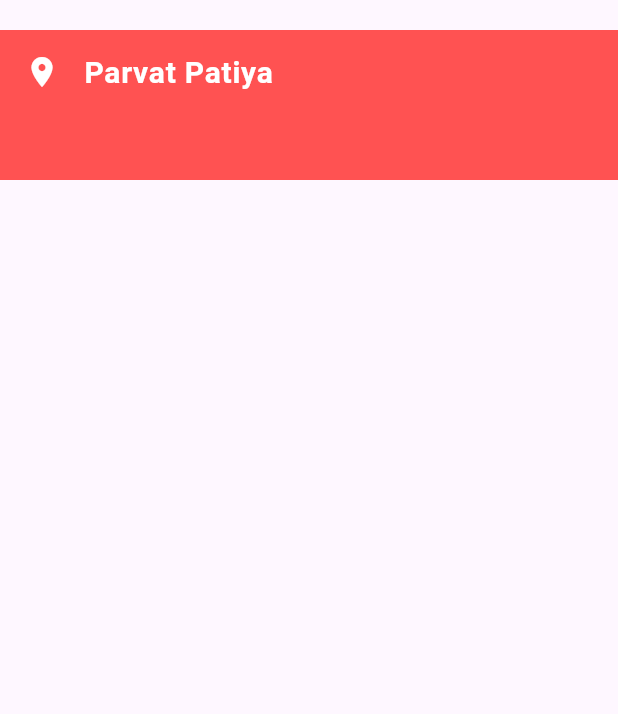
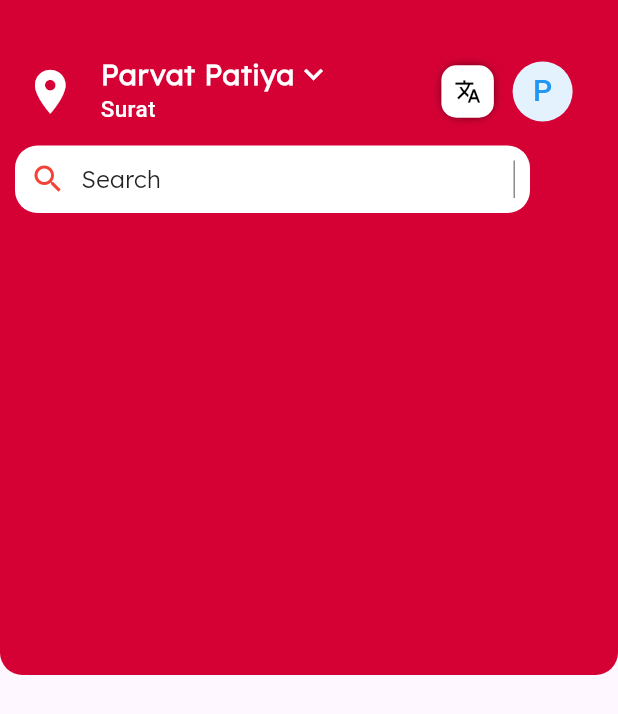
Before and after one commit to Prafulpatnecha/zomato_clone, a Flutter app: the screen it shows after launch, on a phone screen of 412 x 824 dp. Shown: the top 714 px of the screen. Run offline on Flutter 3.47's test engine with Material 3 defaults, Android fonts, the phone set to English and light mode, and no system bars.

Commit message:
26-06-24

```diff
--- a/lib/home/home_screen/homepage.dart
+++ b/lib/home/home_screen/homepage.dart
@@ -1,4 +1,7 @@
 import 'package:flutter/material.dart';
+import 'package:zomato_clone/utils/globle_values.dart';
+
+import '../../utils/color.dart';
 
 class HomePage extends StatefulWidget {
   const HomePage({super.key});
@@ -10,8 +13,8 @@ class HomePage extends StatefulWidget {
 class _HomePageState extends State<HomePage> {
   @override
   Widget build(BuildContext context) {
-    double width=MediaQuery.of(context).size.width;
-    double height=MediaQuery.of(context).size.height;
+    double width = MediaQuery.of(context).size.width;
+    double height = MediaQuery.of(context).size.height;
     return Scaffold(
       body: SizedBox(
         height: height,
@@ -19,19 +22,128 @@ class _HomePageState extends State<HomePage> {
         child: SingleChildScrollView(
           child: Column(
             children: [
-              const SizedBox(height: 20,),
               Container(
-                height: 100,
+                height: 450,
+                width: width,
                 decoration: BoxDecoration(
-                color: Colors.redAccent
+                    color: colorZomato,
+                    borderRadius: const BorderRadius.only(
+                        bottomLeft: Radius.circular(15),
+                        bottomRight: Radius.circular(15))),
+                child: Column(
+                  children: [
+                    const SizedBox(
+                      height: 25,
+                    ),
+                    //todo -> changing button
+                    ListTile(
+                      leading: const Icon(
+                        Icons.location_on,
+                        color: Colors.white,
+                        size: 35,
+                      ),
+                      title: Row(
+                        children: [
+                          Text(
+                            'Parvat Patiya',
+                            style: TextStyle(
+                                fontSize: 19,
+                                color: Colors.white,
+                                fontFamily: fontLight,
+                                fontWeight: FontWeight.bold,
+                                height: 1),
+                          ),
+                          const Icon(
+                            Icons.keyboard_arrow_down,
+                            color: Colors.white,
+                            size: 25,
+                          ),
+                        ],
+                      ),
+                      subtitle: const Text(
+                        'Surat',
+                        style: TextStyle(
+                            fontSize: 15,
+                            color: Colors.white,
+                            fontWeight: FontWeight.w500),
+                      ),
+                      trailing: Container(
+                        height: 100,
+                        width: 100,
+                        // color: Colors.blue,
+                        child: Row(
+                          mainAxisAlignment: MainAxisAlignment.spaceAround,
+                          children: [
+                            Container(
+                              height: 35,
+                              width: 35,
+                              decoration: BoxDecoration(
+                                  color: Colors.white,
+                                  borderRadius: BorderRadius.circular(10),
+                                  boxShadow: [
+                                    const BoxShadow(
+                                        color: Colors.black,
+                                        blurRadius: 5,
+                                        offset: Offset(0, 0),
+                                        spreadRadius: -2,
+                                        blurStyle: BlurStyle.solid)
+                                  ]),
+                              child: const Icon(
+                                Icons.translate,
+                                size: 18,
+                                color: Colors.black,
+                              ),
+                            ),
+                            GestureDetector(
+                              //todo profile add navigator
+                              onTap: () {},
+                              child: Container(
+                                decoration: BoxDecoration(
+                                  color: Colors.blue.shade50,
+                                  shape: BoxShape.circle,
+                                ),
+                                height: 40,
+                                width: 40,
+                                alignment: Alignment.center,
+                                child: const Text(
+                                  'P',
+                                  style: TextStyle(
+                                      color: Colors.blue, fontSize: 20),
+                                ),
+                              ),
+                            ),
+                          ],
+                        ),
+                      ),
+                    ),
+                    Row(
+                      children: [
+                        const SizedBox(width: 10,),
+                        Container(
+                          decoration: BoxDecoration(
+                          color: Colors.white,
+                            borderRadius: BorderRadius.circular(15)
+                          ),
+                          height: 45,
+                          width: width/1.2,
+                          child: Row(
+                            children: [
+                              SizedBox(width: 10,),
+                              Icon(Icons.search,color: Colors.red,),
+                              SizedBox(width: 10,),
+                              Text('Search',style: TextStyle(color: Colors.black87,fontFamily: fontLight,fontSize: 16,fontWeight: FontWeight.w500),),
+                              Spacer(),
+                              Container(
+                                margin: EdgeInsets.all(10),
+                                  child: const VerticalDivider(color: Colors.black45,width: 1,thickness: 1  ,)),
+                            ],
+                          ),
+                        ),
+                      ],
+                    )
+                  ],
                 ),
-                child: const ListTile(
-                  leading: Icon(Icons.location_on,color: Colors.white,),
-                  title: Row(children: [
-                    Text('Parvat Patiya',style: TextStyle(fontSize: 20,color: Colors.white,fontWeight: FontWeight.bold),),//todo -> changing button
-                  ],),
-                ),
-              )
+              ),
             ],
           ),
         ),
@@ -39,3 +151,4 @@ class _HomePageState extends State<HomePage> {
     );
   }
 }
+// krispi,parata,subji,crunci,sweets,
--- /dev/null
+++ b/lib/utils/color.dart
@@ -0,0 +1,5 @@
+import 'package:flutter/material.dart';
+Color colorZomato= const Color(0xffD50135);
+Color colorZomatoAll= const Color(0xffFE3D5A);
+String fontLight='okra';
+String fontBold='okraBold';
```
Also changed, not shown: pubspec.yaml (+7 -0 lines), lib/utils/globle_values.dart (added).
